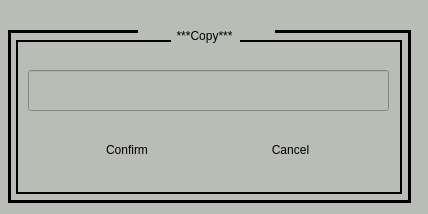
Before: the Qt Designer form src/Dialogs/Ui/CopyDialog.ui in Danton666/File-Manager, drawn with Qt 5.
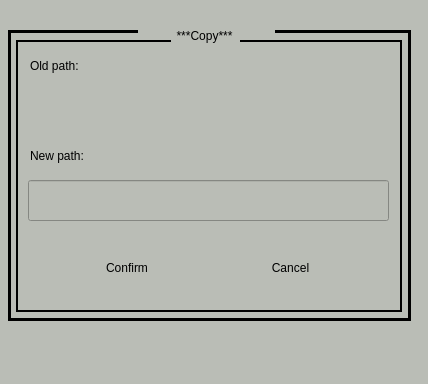
After: the same form once the commit is applied.

Commit message: Changed UI of Copy Dialog

The edit to the form file:
```diff
--- a/src/Dialogs/Ui/CopyDialog.ui
+++ b/src/Dialogs/Ui/CopyDialog.ui
@@ -7,7 +7,7 @@
     <x>0</x>
     <y>0</y>
     <width>428</width>
-    <height>214</height>
+    <height>384</height>
    </rect>
   </property>
   <property name="windowTitle">
@@ -74,7 +74,7 @@
      <x>8</x>
      <y>30</y>
      <width>3</width>
-     <height>170</height>
+     <height>290</height>
     </rect>
    </property>
    <property name="styleSheet">
@@ -88,7 +88,7 @@
    <property name="geometry">
     <rect>
      <x>28</x>
-     <y>70</y>
+     <y>180</y>
      <width>361</width>
      <height>41</height>
     </rect>
@@ -115,7 +115,7 @@
    <property name="geometry">
     <rect>
      <x>8</x>
-     <y>200</y>
+     <y>318</y>
      <width>400</width>
      <height>3</height>
     </rect>
@@ -131,7 +131,7 @@
    <property name="geometry">
     <rect>
      <x>48</x>
-     <y>120</y>
+     <y>238</y>
      <width>321</width>
      <height>61</height>
     </rect>
@@ -207,7 +207,7 @@
      <x>16</x>
      <y>40</y>
      <width>2</width>
-     <height>153</height>
+     <height>271</height>
     </rect>
    </property>
    <property name="styleSheet">
@@ -221,7 +221,7 @@
    <property name="geometry">
     <rect>
      <x>16</x>
-     <y>192</y>
+     <y>310</y>
      <width>386</width>
      <height>2</height>
     </rect>
@@ -255,7 +255,7 @@
      <x>408</x>
      <y>30</y>
      <width>3</width>
-     <height>173</height>
+     <height>291</height>
     </rect>
    </property>
    <property name="styleSheet">
@@ -271,7 +271,7 @@
      <x>400</x>
      <y>40</y>
      <width>2</width>
-     <height>153</height>
+     <height>271</height>
     </rect>
    </property>
    <property name="styleSheet">
@@ -281,6 +281,57 @@
     <enum>Qt::Vertical</enum>
    </property>
   </widget>
+  <widget class="QLabel" name="label_2">
+   <property name="geometry">
+    <rect>
+     <x>30</x>
+     <y>50</y>
+     <width>91</width>
+     <height>31</height>
+    </rect>
+   </property>
+   <property name="styleSheet">
+    <string notr="true">background-color:none;
+font: 15pt &quot;Ubuntu&quot;;</string>
+   </property>
+   <property name="text">
+    <string>Old path:</string>
+   </property>
+  </widget>
+  <widget class="QLabel" name="label_3">
+   <property name="geometry">
+    <rect>
+     <x>30</x>
+     <y>140</y>
+     <width>101</width>
+     <height>31</height>
+    </rect>
+   </property>
+   <property name="styleSheet">
+    <string notr="true">background-color:none;
+font: 15pt &quot;Ubuntu&quot;;</string>
+   </property>
+   <property name="text">
+    <string>New path:</string>
+   </property>
+  </widget>
+  <widget class="QLabel" name="old_path">
+   <property name="geometry">
+    <rect>
+     <x>28</x>
+     <y>90</y>
+     <width>361</width>
+     <height>41</height>
+    </rect>
+   </property>
+   <property name="styleSheet">
+    <string notr="true">background-color:none;
+font: 25px &quot;Ubuntu&quot;;</string>
+   </property>
+   <property name="text">
+    <string/>
+   </property>
+  </widget>
  </widget>
  <resources/>
  <connections/>
```
Left out of the diff: 2 changed lines with no effect on the pictures. The commit also changes 3 other files.
